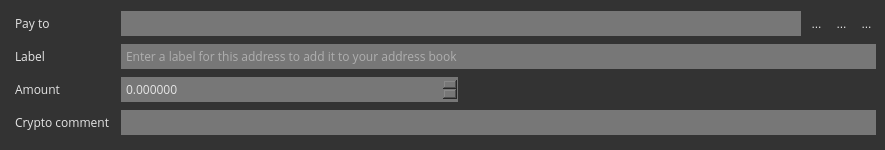
Old version of the form src/gui/ui/transferframe.ui in the repository ConcealNetwork/conceal-desktop.
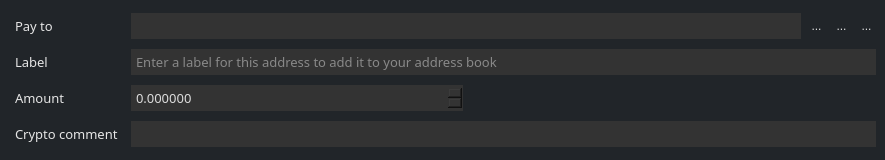
New version of the form. Icons and pictures are not drawn.

Diff of the .ui file:
```diff
--- a/src/gui/ui/transferframe.ui
+++ b/src/gui/ui/transferframe.ui
@@ -7,14 +7,14 @@
     <x>0</x>
     <y>0</y>
     <width>885</width>
-    <height>150</height>
+    <height>160</height>
    </rect>
   </property>
   <property name="windowTitle">
    <string>Frame</string>
   </property>
   <property name="styleSheet">
-   <string notr="true">background-color: #333; color: #e5e5e5; border: 0px;
+   <string notr="true">background-color: #212529; color: #ddd; border: 0px;
 </string>
   </property>
   <property name="frameShape">
@@ -40,8 +40,8 @@
     <widget class="QLabel" name="label_3">
      <property name="font">
       <font>
-       <family>Open Sans</family>
-       <pointsize>9</pointsize>
+       <family>Poppins</family>
+       <pointsize>10</pointsize>
       </font>
      </property>
      <property name="styleSheet">
@@ -56,12 +56,12 @@
     <widget class="QLineEdit" name="m_labelEdit">
      <property name="font">
       <font>
-       <family>Open Sans</family>
-       <pointsize>9</pointsize>
+       <family>Poppins</family>
+       <pointsize>10</pointsize>
       </font>
      </property>
      <property name="styleSheet">
-      <string notr="true">padding: 3px; border: 0px; background-color: #777; color: #e5e5e5;</string>
+      <string notr="true">padding: 3px; border: 0px; background-color: #333; color: #ddd;</string>
      </property>
      <property name="placeholderText">
       <string>Enter a label for this address to add it to your address book</string>
@@ -94,8 +94,8 @@
     <widget class="QLabel" name="label_2">
      <property name="font">
       <font>
-       <family>Open Sans</family>
-       <pointsize>9</pointsize>
+       <family>Poppins</family>
+       <pointsize>10</pointsize>
       </font>
      </property>
      <property name="styleSheet">
@@ -110,15 +110,15 @@
     <widget class="QDoubleSpinBox" name="m_amountSpin">
      <property name="font">
       <font>
-       <family>Open Sans</family>
-       <pointsize>9</pointsize>
+       <family>Poppins</family>
+       <pointsize>10</pointsize>
       </font>
      </property>
      <property name="layoutDirection">
       <enum>Qt::LeftToRight</enum>
      </property>
      <property name="styleSheet">
-      <string notr="true">padding: 3px; border: 0px; background-color: #777; color: #e5e5e5;</string>
+      <string notr="true">padding: 3px; border: 0px; background-color: #333; color: #ddd;</string>
      </property>
      <property name="suffix">
       <string notr="true"/>
@@ -148,12 +148,12 @@
     <widget class="QLineEdit" name="m_addressEdit">
      <property name="font">
       <font>
-       <family>Open Sans</family>
-       <pointsize>9</pointsize>
+       <family>Poppins</family>
+       <pointsize>10</pointsize>
       </font>
      </property>
      <property name="styleSheet">
-      <string notr="true">padding: 3px; border: 0px; background-color: #777; color: #e5e5e5;</string>
+      <string notr="true">padding: 3px; border: 0px; background-color: #333; color: #ddd;</string>
      </property>
     </widget>
    </item>
@@ -172,8 +172,8 @@
     <widget class="QLabel" name="label">
      <property name="font">
       <font>
-       <family>Open Sans</family>
-       <pointsize>9</pointsize>
+       <family>Poppins</family>
+       <pointsize>10</pointsize>
       </font>
      </property>
      <property name="styleSheet">
@@ -188,8 +188,8 @@
     <widget class="QLabel" name="label_4">
      <property name="font">
       <font>
-       <family>Open Sans</family>
-       <pointsize>9</pointsize>
+       <family>Poppins</family>
+       <pointsize>10</pointsize>
       </font>
      </property>
      <property name="styleSheet">
@@ -204,12 +204,12 @@
     <widget class="QLineEdit" name="m_transactionCommentEdit">
      <property name="font">
       <font>
-       <family>Open Sans</family>
-       <pointsize>9</pointsize>
+       <family>Poppins</family>
+       <pointsize>10</pointsize>
       </font>
      </property>
      <property name="styleSheet">
-      <string notr="true">padding: 3px; border: 0px; background-color: #777; color: #e5e5e5;</string>
+      <string notr="true">padding: 3px; border: 0px; background-color: #333; color: #ddd;</string>
      </property>
     </widget>
    </item>
```
